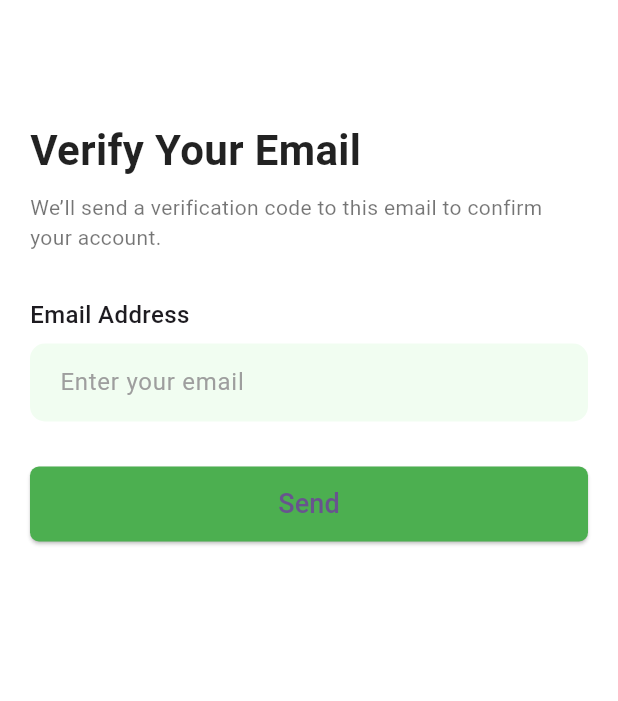
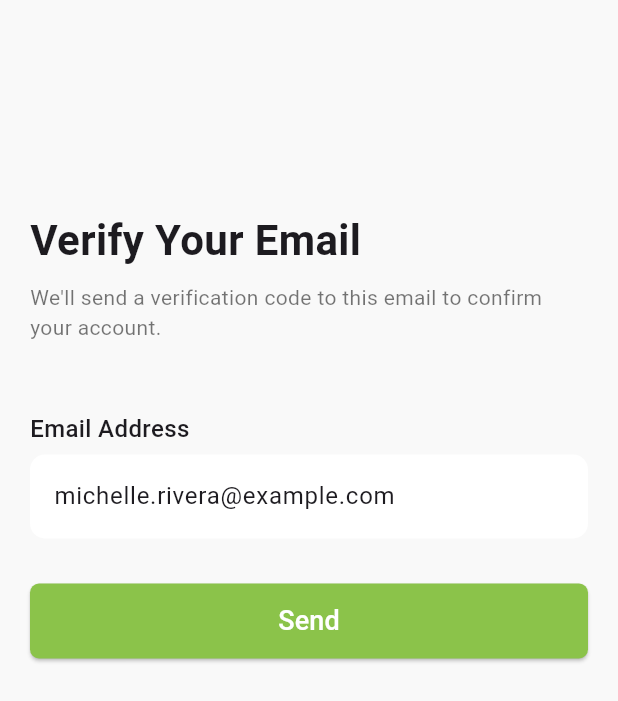
Before and after one commit to sadiakhan36295/todoapp_GetXmethod, a Flutter app: the VerifyEmailScreen screen opened directly, on a phone screen of 412 x 824 dp. Shown: the top 701 px of the screen. Run offline on Flutter 3.47's test engine with Material 3 defaults, Android fonts, the phone set to English and light mode, and no system bars; our stand-ins replace fluttertoast, get, get_storage, image_picker; accounts and stored records are empty.

Commit message:
verify email

```diff
--- a/lib/utils/routes/routes.dart
+++ b/lib/utils/routes/routes.dart
@@ -1,22 +1,27 @@
 import 'package:get/get.dart';
 import 'package:practice_todoapp/view/controllers/edit_profile_controller.dart';
-import 'package:practice_todoapp/view/controllers/my_profile_controller.dart'; // <- Make sure this is imported
+import 'package:practice_todoapp/view/controllers/my_profile_controller.dart';
 import 'package:practice_todoapp/view/screens/auth/signIn/sign_in_screen.dart';
+import 'package:practice_todoapp/view/screens/auth/signup/sign_up_screen.dart';
+import 'package:practice_todoapp/view/screens/auth/verify_email/verify_email_screen.dart';
 import 'package:practice_todoapp/view/screens/home_screen/home_screen.dart';
+import 'package:practice_todoapp/view/screens/splash/splash_screen.dart';
+import 'package:practice_todoapp/view/screens/add_task_screen/add_task_screen.dart';
+import 'package:practice_todoapp/view/screens/profile_screen/profile_screen.dart';
+import 'package:practice_todoapp/view/screens/profile_screen/my_profile_screen.dart';
 import 'package:practice_todoapp/view/screens/profile_screen/account_setting_screen.dart';
 import 'package:practice_todoapp/view/screens/profile_screen/change_password_screen.dart';
 import 'package:practice_todoapp/view/screens/profile_screen/edit_profile_screen.dart';
 import 'package:practice_todoapp/view/screens/profile_screen/help_support_screen.dart';
 import 'package:practice_todoapp/view/screens/profile_screen/privacy_policy_screen.dart';
 import 'package:practice_todoapp/view/screens/profile_screen/terms_&_condition_screen.dart';
-import 'package:practice_todoapp/view/screens/splash/splash_screen.dart';
-import 'package:practice_todoapp/view/screens/add_task_screen/add_task_screen.dart';
-import 'package:practice_todoapp/view/screens/profile_screen/profile_screen.dart';
-import 'package:practice_todoapp/view/screens/profile_screen/my_profile_screen.dart';
 
 class AppRoutes {
   static const String splash = '/splash';
   static const String signIn = '/sign-in';
+  static const String signUp = '/signup';
+  static const String verifyEmail = '/verify-email';
+  static const String sixDigit = '/six-digit';
   static const String home = '/home';
   static const String addTask = '/add-task';
   static const String profile = '/profile';
@@ -25,18 +30,29 @@ class AppRoutes {
   static const String changePassword = '/change-password';
   static const String editProfile = '/edit-profile';
   static const String termsAndConditions = '/terms-and-conditions';
-  static const String privacypolicy = '/privacy-policy';
-  static const String helpsupport = '/help-support';
-
+  static const String privacyPolicy = '/privacy-policy';
+  static const String helpSupport = '/help-support';
 
   static final routes = [
     GetPage(name: splash, page: () => const SplashScreen()),
     GetPage(name: signIn, page: () => const SignInScreen()),
+    GetPage(name: signUp, page: () => const SignUpScreen()),
+
+    GetPage(
+      name: verifyEmail,
+      page: () {
+        final emailArg = Get.arguments as String?;
+        return VerifyEmailScreen(email: emailArg ?? '');
+      },
+    ),
+
+
+
+
     GetPage(name: home, page: () => const HomeScreen()),
     GetPage(name: addTask, page: () => const AddTaskScreen()),
     GetPage(name: profile, page: () => const ProfileScreen()),
 
-    // 🟢 Bind MyProfileController here
     GetPage(
       name: myProfile,
       page: () => const MyProfileScreen(),
@@ -48,17 +64,17 @@ class AppRoutes {
     GetPage(name: accountSetting, page: () => const AccountSettingScreen()),
     GetPage(name: changePassword, page: () => ChangePasswordScreen()),
 
-    // 🟢 Same controller used for edit screen
     GetPage(
       name: editProfile,
       page: () => EditProfileScreen(),
       binding: BindingsBuilder(() {
         Get.put(MyProfileController());
-        Get.put(EditProfileController()); // Optional if needed separately
+        Get.put(EditProfileController());
       }),
     ),
-      GetPage(name: termsAndConditions, page: () =>  TermsAndConditionsScreen()),
-       GetPage(name: privacypolicy, page: () =>  PrivacyPolicyScreen()),
-        GetPage(name: helpsupport, page: () =>  HelpSupportScreen()),
+
+    GetPage(name: termsAndConditions, page: () => TermsAndConditionsScreen()),
+    GetPage(name: privacyPolicy, page: () => PrivacyPolicyScreen()),
+    GetPage(name: helpSupport, page: () => HelpSupportScreen()),
   ];
 }
--- a/lib/view/screens/auth/verify_email/verify_email_screen.dart
+++ b/lib/view/screens/auth/verify_email/verify_email_screen.dart
@@ -1,32 +1,42 @@
 import 'package:flutter/material.dart';
+import 'package:get/get.dart';
+import 'package:practice_todoapp/view/controllers/verify_email_controller.dart'; // Adjust path as needed
 
 class VerifyEmailScreen extends StatelessWidget {
-  const VerifyEmailScreen({super.key});
+  VerifyEmailScreen({super.key, String? email}) {
+    // If an email is passed during navigation, initialize the controller with it.
+    // This is an alternative to using Get.arguments if you prefer direct constructor passing.
+    // If you pass via Get.arguments from SignUp, remove this 'email' parameter.
+    final VerifyEmailController controller = Get.put(VerifyEmailController());
+    if (email != null && email.isNotEmpty) {
+      controller.emailController.text = email;
+    }
+  }
 
   @override
   Widget build(BuildContext context) {
-    final emailController = TextEditingController();
+    // We put the controller here if it wasn't injected in the constructor
+    // Or if you are relying solely on Get.find() after Get.put elsewhere.
+    final VerifyEmailController controller = Get.find<VerifyEmailController>();
 
     return Scaffold(
-      backgroundColor: Colors.white,
-      body: SafeArea(
-        child: SingleChildScrollView(
+      backgroundColor: const Color(0xFFF9F9F9),
+      body: SingleChildScrollView(
         padding: const EdgeInsets.symmetric(horizontal: 20, vertical: 40),
         child: Column(
           crossAxisAlignment: CrossAxisAlignment.start,
           children: [
-              const SizedBox(height: 40),
+            const SizedBox(height: 100), // Adjust spacing as per image
             const Text(
               "Verify Your Email",
               style: TextStyle(
                 fontSize: 28,
                 fontWeight: FontWeight.w700,
-                  color: Colors.black87,
               ),
             ),
             const SizedBox(height: 8),
             const Text(
-                "We’ll send a verification code to this email to confirm your account.",
+              "We'll send a verification code to this email to confirm your account.",
               style: TextStyle(
                 fontSize: 14,
                 color: Colors.black54,
@@ -34,53 +44,52 @@ class VerifyEmailScreen extends StatelessWidget {
             ),
             const SizedBox(height: 30),
 
-              const Text(
-                "Email Address",
-                style: TextStyle(
-                  fontSize: 16,
-                  fontWeight: FontWeight.w500,
-                ),
-              ),
-              const SizedBox(height: 8),
-
-              TextFormField(
-                controller: emailController,
-                initialValue: "michelle.rivera@example.com",
-                decoration: InputDecoration(
-                  filled: true,
-                  fillColor: const Color(0xFFF1FDF1),
-                  hintText: "Enter your email",
-                  hintStyle: const TextStyle(color: Colors.grey),
-                  contentPadding: const EdgeInsets.symmetric(horizontal: 16, vertical: 14),
-                  border: OutlineInputBorder(
-                    borderRadius: BorderRadius.circular(10),
-                    borderSide: BorderSide.none,
-                  ),
-                ),
-              ),
+            _buildLabel("Email Address"),
+            _buildTextField(controller.emailController, "michelle.rivera@example.com"), // Hint text from image
 
             const SizedBox(height: 30),
             SizedBox(
               width: double.infinity,
               height: 50,
               child: ElevatedButton(
-                  onPressed: () {
-                    // Add verification logic or navigation here
-                  },
+                onPressed: () => controller.sendVerificationEmail(context),
                 style: ElevatedButton.styleFrom(
-                    backgroundColor: Colors.green,
+                  backgroundColor: Colors.lightGreen,
                   shape: RoundedRectangleBorder(
                     borderRadius: BorderRadius.circular(6),
                   ),
                 ),
                 child: const Text(
                   "Send",
-                    style: TextStyle(fontSize: 18),
+                  style: TextStyle(fontSize: 18, color: Colors.white),
                 ),
               ),
-              )
+            ),
           ],
         ),
+      ),
+    );
+  }
+
+  Widget _buildLabel(String text) => Padding(
+        padding: const EdgeInsets.only(top: 16, bottom: 6),
+        child: Text(
+          text,
+          style: const TextStyle(fontSize: 16, fontWeight: FontWeight.w500),
+        ),
+      );
+
+  Widget _buildTextField(TextEditingController controller, String hint) {
+    return TextFormField(
+      controller: controller,
+      keyboardType: TextInputType.emailAddress, // Set keyboard type for email
+      decoration: InputDecoration(
+        filled: true,
+        fillColor: Colors.white, // Changed from white60 to white for consistency with image
+        hintText: hint,
+        border: OutlineInputBorder(
+          borderRadius: BorderRadius.circular(10),
+          borderSide: BorderSide.none,
         ),
       ),
     );
--- a/lib/view/screens/profile_screen/profile_screen.dart
+++ b/lib/view/screens/profile_screen/profile_screen.dart
@@ -59,11 +59,11 @@ class ProfileScreen extends StatelessWidget {
                          }),
 
                    _buildOptionTile(Icons.description, "Privacy Policy", onTap: () {
-                         Get.toNamed(AppRoutes.privacypolicy);
+                         Get.toNamed(AppRoutes.privacyPolicy);
                          }),
 
                    _buildOptionTile(Icons.description, "help/Support", onTap: () {
-                         Get.toNamed(AppRoutes.helpsupport);
+                         Get.toNamed(AppRoutes.helpSupport);
                          }),
 
                   _buildOptionTile(Icons.logout_sharp, "Log Out"),
```
Also changed, not shown: lib/view/controllers/verify_email_controller.dart (added, +57 -0 lines), lib/view/screens/auth/signup/sign_up_screen.dart (+7 -9 lines). Lines whose indentation alone changed are shown as unchanged.
